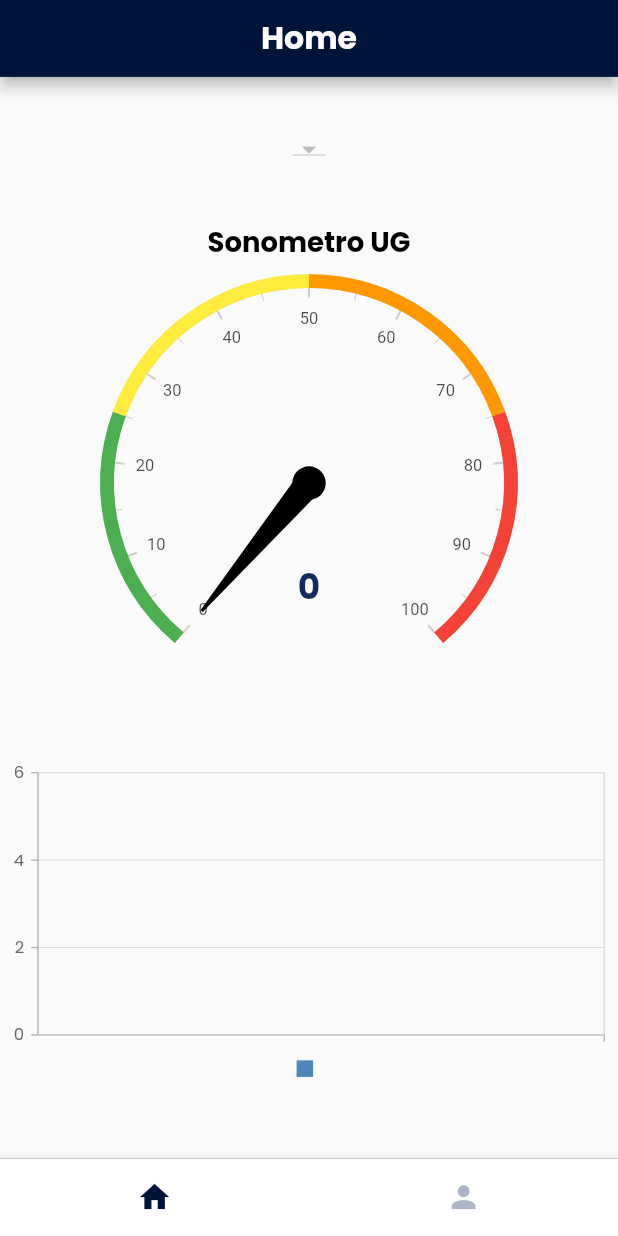
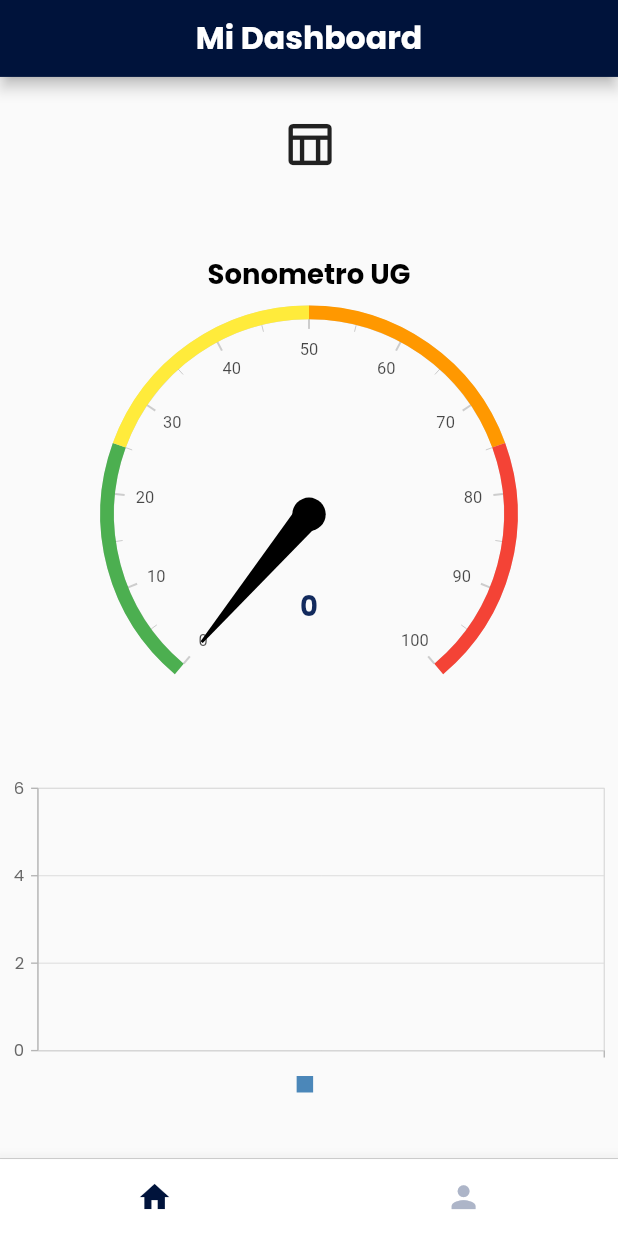
Before and after one commit to carlosveloper/sonometro, a Flutter app: the HomePage screen opened by its route, on a phone screen of 412 x 824 dp. Run offline on Flutter 3.47's test engine with Material 2 defaults, Android fonts, the phone set to English and light mode, and no system bars; drawn by our look-alikes of oktoast, syncfusion_flutter_gauges; our stand-ins replace cloud_firestore, firebase_auth, firebase_core, firebase_messaging, flutter_local_notifications, flutter_riverpod and 5 more; accounts and stored records are empty.

Commit message:
Historial

```diff
--- a/lib/config/route_generator.dart
+++ b/lib/config/route_generator.dart
@@ -2,6 +2,7 @@ import 'package:flutter/material.dart';
 import 'package:miapp/presentation/home/home.dart';
 import 'package:miapp/presentation/login/login.dart';
 import 'package:miapp/presentation/register/registro.dart';
+import 'package:miapp/presentation/table/table.dart';
 
 class RouteGenerator {
   static Route<dynamic> generateRoute(RouteSettings settings) {
@@ -20,6 +21,13 @@ class RouteGenerator {
       case RegistroPage.namePage:
         return MaterialPageRoute(
             builder: (_) => RegistroPage(), settings: settings);
+
+      case TablePage.namePage:
+        return MaterialPageRoute(
+            builder: (_) => TablePage(
+                  idSensor: settings.arguments! as String,
+                ),
+            settings: settings);
 
       default:
         // If there is no such named route in the switch statement, e.g. /third
--- a/lib/main.dart
+++ b/lib/main.dart
@@ -4,6 +4,7 @@ import 'package:flutter/material.dart';
 import 'package:flutter_riverpod/flutter_riverpod.dart';
 import 'package:miapp/presentation/home/home.dart';
 import 'package:miapp/presentation/login/login.dart';
+import 'package:miapp/presentation/table/table.dart';
 
 import 'app_main.dart';
 
--- /dev/null
+++ b/lib/model/dispositivo.dart
@@ -0,0 +1,29 @@
+import 'dart:convert';
+
+class Dispositivo {
+  String idsensor;
+  String nombresensor;
+  Dispositivo({
+    required this.idsensor,
+    required this.nombresensor,
+  });
+
+  Map<String, dynamic> toMap() {
+    return {
+      'idsensor': idsensor,
+      'nombresensor': nombresensor,
+    };
+  }
+
+  factory Dispositivo.fromMap(Map<String, dynamic> map) {
+    return Dispositivo(
+      idsensor: map['idsensor'] ?? '',
+      nombresensor: map['nombresensor'] ?? '',
+    );
+  }
+
+  String toJson() => json.encode(toMap());
+
+  factory Dispositivo.fromJson(String source) =>
+      Dispositivo.fromMap(json.decode(source));
+}
--- a/lib/presentation/sonometro/sonometro.dart
+++ b/lib/presentation/sonometro/sonometro.dart
@@ -2,7 +2,9 @@ import 'package:cloud_firestore/cloud_firestore.dart';
 import 'package:flutter/material.dart';
 import 'package:flutter_riverpod/flutter_riverpod.dart';
 import 'package:intl/intl.dart';
+import 'package:miapp/model/dispositivo.dart';
 import 'package:miapp/model/sensor.dart';
+import 'package:miapp/presentation/table/table.dart';
 import 'package:miapp/state/provider/sonometro_provider.dart';
 import 'package:syncfusion_flutter_charts/charts.dart';
 import 'package:syncfusion_flutter_gauges/gauges.dart';
@@ -25,7 +27,7 @@ class SonoMetroPage extends ConsumerStatefulWidget {
 
 class _SonoMetroPageState extends ConsumerState<SonoMetroPage> {
   late SonoMetrorovider sonoApp;
-
+  Dispositivo? value;
   @override
   void initState() {
     // TODO: implement initState
@@ -35,6 +37,8 @@ class _SonoMetroPageState extends ConsumerState<SonoMetroPage> {
   @override
   void dispose() {
     if (sonoApp.inicie) sonoApp.streamSubscription.cancel();
+    if (sonoApp.inicie2) sonoApp.streamSubscription2.cancel();
+
     super.dispose();
   }
 
@@ -42,38 +46,55 @@ class _SonoMetroPageState extends ConsumerState<SonoMetroPage> {
   Widget build(BuildContext context) {
     sonoApp = ref.watch(sonoMetroChangeNotifierProvider);
     sonoApp.listen();
+    sonoApp.listenDispositivos();
     return Scaffold(
       body: Center(
         child: Column(
           crossAxisAlignment: CrossAxisAlignment.center,
           mainAxisAlignment: MainAxisAlignment.spaceEvenly,
           children: [
-            StreamBuilder<QuerySnapshot>(
-              stream:
-                  FirebaseFirestore.instance.collection('Sensores').snapshots(),
-              builder: (context, snapshot) {
-                var list = <QueryDocumentSnapshot>[];
-
-                if (snapshot.hasData) {
-                  list = snapshot.data!.docs;
-                }
-                return snapshot.hasData
-                    ? DropdownButton(
-                        onChanged: (value) {},
-                        items: [
+            GestureDetector(
+              child: Icon(
+                Icons.table_chart_outlined,
+                size: 40,
+              ),
+              onTap: () {
+                Navigator.of(context)
+                    .pushNamed(TablePage.namePage, arguments: sonoApp.idSensor);
+              },
+            ),
+            sonoApp.listaDispositivo.isNotEmpty
+                ? DropdownButton<Dispositivo>(
+                    onChanged: (select) {
+                      if (select != null) {
+                        sonoApp.disposeSuscription();
+                        value = select;
+                        sonoApp.idSensor = value!.idsensor;
+                        setState(() {});
+                      }
+                    },
+                    /*  items: [
                           for (var child in list)
                             DropdownMenuItem(
                               child: Text(
                                 (child.data()
                                     as Map<String, dynamic>)['nombresensor'],
                               ),
-                              value: child,
+                              value: Dispositivo.fromMap(
+                                  (child.data() as Map<String, dynamic>)),
                             ),
                         ],
-                      )
-                    : Container();
-              },
-            ),
+ */
+                    items: sonoApp.listaDispositivo
+                        .map<DropdownMenuItem<Dispositivo>>((value) {
+                      return DropdownMenuItem<Dispositivo>(
+                        value: value,
+                        child: Text(value.nombresensor),
+                      );
+                    }).toList(),
+                    value: value,
+                  )
+                : Container(),
             SfRadialGauge(
                 axes: [
                   RadialAxis(
@@ -119,7 +140,10 @@ class _SonoMetroPageState extends ConsumerState<SonoMetroPage> {
                     annotations: <GaugeAnnotation>[
                       GaugeAnnotation(
                           widget: Container(
-                              child: Text(
+                              child: Column(
+                            mainAxisSize: MainAxisSize.min,
+                            children: [
+                              Text(
                                   sonoApp.listaSensor.isEmpty
                                       ? '0'
                                       : sonoApp
@@ -134,9 +158,26 @@ class _SonoMetroPageState extends ConsumerState<SonoMetroPage> {
                                                   sonoApp.listaSensor.length -
                                                       1]
                                               .tipoLectura,
+                                  textAlign: TextAlign.center,
                                   style: TextStyle(
-                                      fontSize: 25,
-                                      fontWeight: FontWeight.bold))),
+                                      fontSize: 20,
+                                      fontWeight: FontWeight.bold)),
+                              Text(
+                                  sonoApp.listaSensor.isNotEmpty
+                                      ? DateFormat('dd-MM-yyyy HH:mm:ss a')
+                                          .format(
+                                          sonoApp
+                                              .listaSensor[
+                                                  sonoApp.listaSensor.length -
+                                                      1]
+                                              .tiempoLectura,
+                                        )
+                                      : '',
+                                  style: TextStyle(
+                                      fontSize: 12,
+                                      fontWeight: FontWeight.bold))
+                            ],
+                          )),
                           angle: 90,
                           positionFactor: 0.5)
                     ],
--- a/lib/state/provider/home_provider.dart
+++ b/lib/state/provider/home_provider.dart
@@ -13,7 +13,7 @@ class HomeProvider extends ChangeNotifier {
   bool _mounted = true;
   bool get mounted => _mounted;
 
-  List<String> listNamePage = ['Home', 'Historial Búsqueda', 'Perfil'];
+  List<String> listNamePage = ['Mi Dashboard', 'Perfil'];
 
   List<Widget> listPage = [SonoMetroPage(), MenuProfile()];
   late FlutterLocalNotificationsPlugin flutterLocalNotificationsPlugin;
```
Also changed, not shown: lib/presentation/table/table.dart (added, +338 -0 lines), lib/state/provider/sonometro_provider.dart (+45 -8 lines), 1 other file.
